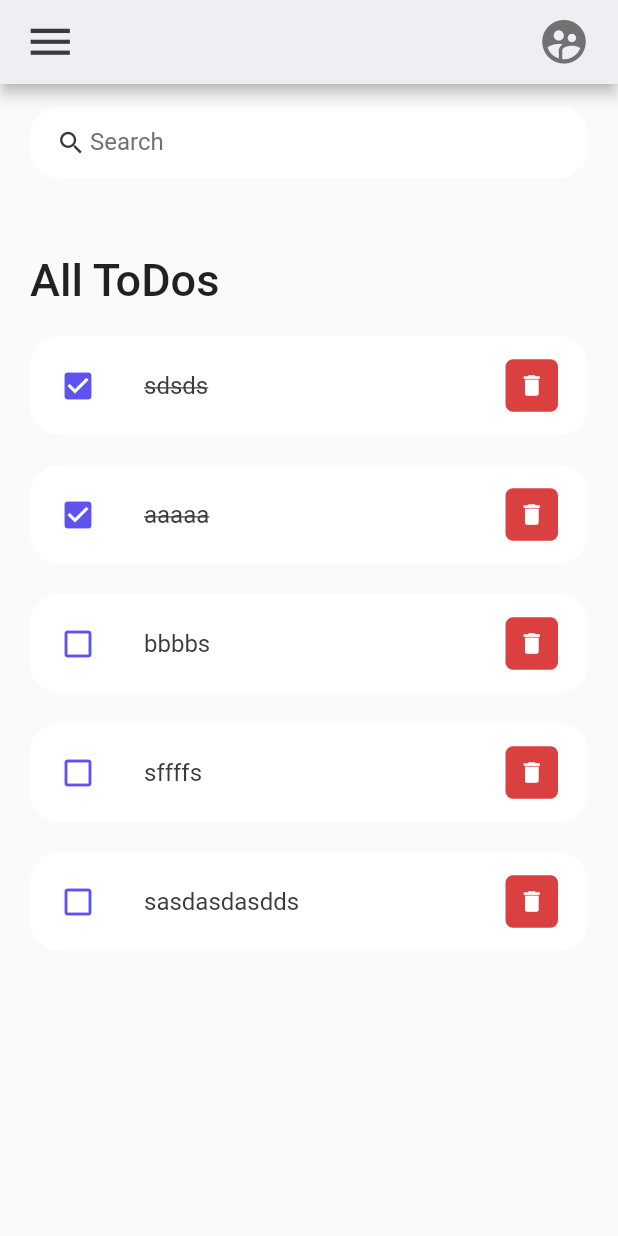
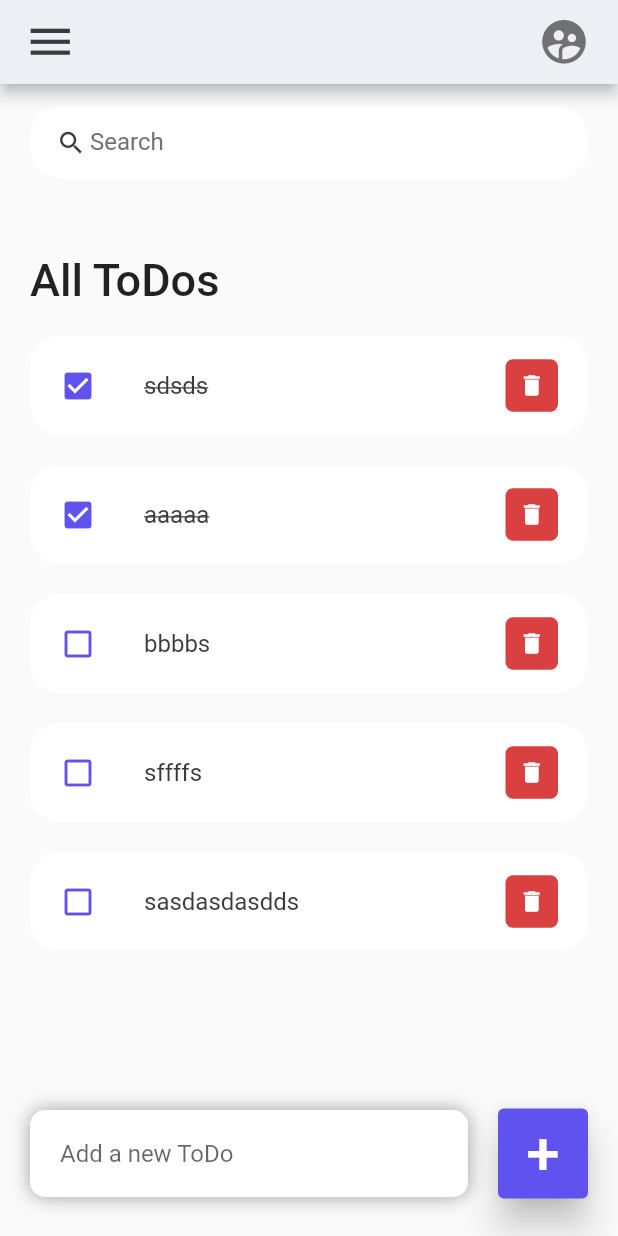
Before and after one commit to AmazingHorsess/to_do_list, a Flutter app: the screen it shows after launch, on a phone screen of 412 x 824 dp. Run offline on Flutter 3.47's test engine with Material 2 defaults, Android fonts, the phone set to English and light mode, and no system bars.

Commit message:
UI completed

```diff
--- a/lib/main.dart
+++ b/lib/main.dart
@@ -14,6 +14,7 @@ class MyApp extends StatelessWidget {
   Widget build(BuildContext context) {
     SystemChrome.setSystemUIOverlayStyle(SystemUiOverlayStyle(statusBarColor: Colors.transparent));
     return MaterialApp(
+      themeMode: ThemeMode.dark,
       title: 'ToDo',
       debugShowCheckedModeBanner: false,
       theme: ThemeData(
--- a/lib/screens/main_screen.dart
+++ b/lib/screens/main_screen.dart
@@ -1,74 +1,115 @@
 import 'package:flutter/material.dart';
 import 'package:to_do_list/constants/colors.dart';
+
 import '../model/todo.dart';
-
 import '../widgets/todo_item.dart';
 
-class Home extends StatelessWidget{
-   Home ({Key? key}) :super(key: key);
+class Home extends StatelessWidget {
+  Home({Key? key}) : super(key: key);
   final todoList = ToDo.todoList();
+
   @override
-  Widget build(BuildContext context){
+  Widget build(BuildContext context) {
     return Scaffold(
       appBar: __buildAppBar(),
-      body: Container(
-        padding: EdgeInsets.symmetric(horizontal: 20,vertical: 15),
-        child: Column(children: [
+      body: Stack(
+        children: [
+          Container(
+            padding: const EdgeInsets.symmetric(horizontal: 20, vertical: 15),
+            child: Column(
+              children: [
                 searchBox(),
                 Expanded(
                   child: ListView(
                     children: [
                       Container(
-                  margin: EdgeInsets.only(top: 50,bottom: 20),
-                  child:
-                  Text("All ToDos",
-                    style: TextStyle(
-                        fontSize: 30,
-                        fontWeight: FontWeight.w500
+                        margin: const EdgeInsets.only(top: 50, bottom: 20),
+                        child: const Text(
+                          "All ToDos",
+                          style:
+                              TextStyle(fontSize: 30, fontWeight: FontWeight.w500),
                         ),
                       ),
+                      for (ToDo todoo in todoList)
+                        ToDoItem(
+                          todo: todoo,
                         ),
-                  for(ToDo todoo in todoList)
-                    ToDoItem(todo: todoo,),
-
-
-
-
                     ],
                   ),
                 )
-
               ],
             ),
+          ),
+          Align(
+            alignment: Alignment.bottomCenter,
+            child: Row(children: [
+              Expanded(child: Container(
+                margin: const EdgeInsets.only(
+                  bottom: 20,
+                  right: 20,
+                  left: 20,
+                ),padding: EdgeInsets.symmetric(horizontal: 20,vertical: 5),
+                decoration: BoxDecoration(color: Colors.white,
+                    boxShadow: const [BoxShadow(color: Colors.grey,
+                    offset: Offset(0.0, 0.0),
+                    blurRadius: 10.0,
+                        spreadRadius: 0.0
+                ),],
+                  borderRadius: BorderRadius.circular(10)
+                ),
+                child: TextField(
+
+                  decoration: InputDecoration(hintText: 'Add a new ToDo',
+                  border: InputBorder.none),
+
+                ),
+
+
+              ),
+              ),
+              Container(
+                margin: EdgeInsets.only(bottom: 20, right: 20),
+                padding: EdgeInsets.symmetric(vertical: 5) ,
+                child: ElevatedButton(onPressed: (){},
+                    style: ElevatedButton.styleFrom(
+
+                      primary: tdBlue,
+                      minimumSize: Size(60, 60),
+                      elevation: 10,
+                    ),
+                    child:
+                    Text('+',style: TextStyle(color: Colors.white,fontSize: 40),)),
+              )
+            ],
+
+
+            ),
+          )
+        ],
       ),
     );
   }
 
   Container searchBox() {
     return Container(
-          padding: EdgeInsets.symmetric(horizontal: 15),
+      padding: const EdgeInsets.symmetric(horizontal: 15),
       decoration: BoxDecoration(
-          color: Colors.white,
-        borderRadius: BorderRadius.circular(20)
-        ),
-        child: TextField(
+          color: Colors.white, borderRadius: BorderRadius.circular(20)),
+      child: const TextField(
         decoration: InputDecoration(
             contentPadding: EdgeInsets.all(0),
-            prefixIcon: Icon(Icons.search, color: tdBlack, size: 20,
+            prefixIcon: Icon(
+              Icons.search,
+              color: tdBlack,
+              size: 20,
             ),
-            prefixIconConstraints: BoxConstraints(maxHeight: 20,minWidth: 25
-            ),
+            prefixIconConstraints: BoxConstraints(maxHeight: 20, minWidth: 25),
             border: InputBorder.none,
             hintText: "Search",
-            hintStyle: TextStyle(color: tdGrey)
+            hintStyle: TextStyle(color: tdGrey)),
       ),
-        ),
-
     );
   }
-
-
-
 
   AppBar __buildAppBar() {
     return AppBar(
@@ -76,20 +117,22 @@ class Home extends StatelessWidget{
       title: Row(
         mainAxisAlignment: MainAxisAlignment.spaceBetween,
         children: [
-          const Icon(Icons.menu, color: tdBlack, size: 35,
+          const Icon(
+            Icons.menu,
+            color: tdBlack,
+            size: 35,
           ),
           Container(
             height: 40,
             width: 40,
-            child: const Icon(Icons.supervised_user_circle_rounded, color: tdGrey, size: 35,),
+            child: const Icon(
+              Icons.supervised_user_circle_rounded,
+              color: tdGrey,
+              size: 35,
+            ),
           )
-
         ],
       ),
-
     );
   }
-
-
-
 }
```
Lines whose indentation alone changed are shown as unchanged.
